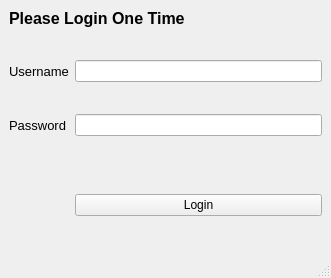
Old version of the form UI/login.ui in the repository Nifra514/keras-cnn.
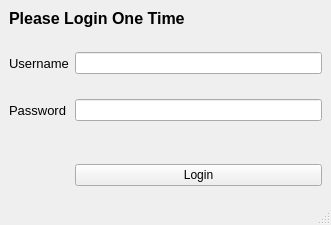
New version of the form. Icons and pictures are not drawn.

```diff
--- a/UI/login.ui
+++ b/UI/login.ui
@@ -7,7 +7,7 @@
     <x>0</x>
     <y>0</y>
     <width>331</width>
-    <height>278</height>
+    <height>225</height>
    </rect>
   </property>
   <property name="windowTitle">
@@ -17,6 +17,9 @@
    <iconset>
     <normaloff>favasl.png</normaloff>favasl.png</iconset>
   </property>
+  <property name="autoFillBackground">
+   <bool>false</bool>
+  </property>
   <widget class="QWidget" name="centralwidget">
    <layout class="QFormLayout" name="formLayout">
     <item row="0" column="0" colspan="2">
@@ -41,8 +44,8 @@
       </property>
       <property name="sizeHint" stdset="0">
        <size>
-        <width>40</width>
-        <height>20</height>
+        <width>310</width>
+        <height>12</height>
        </size>
       </property>
      </spacer>
@@ -69,8 +72,8 @@
       </property>
       <property name="sizeHint" stdset="0">
        <size>
-        <width>40</width>
-        <height>20</height>
+        <width>310</width>
+        <height>13</height>
        </size>
       </property>
      </spacer>
@@ -101,8 +104,8 @@
       </property>
       <property name="sizeHint" stdset="0">
        <size>
-        <width>40</width>
-        <height>20</height>
+        <width>246</width>
+        <height>13</height>
        </size>
       </property>
      </spacer>
@@ -114,8 +117,8 @@
       </property>
       <property name="sizeHint" stdset="0">
        <size>
-        <width>40</width>
-        <height>20</height>
+        <width>246</width>
+        <height>12</height>
        </size>
       </property>
      </spacer>
```
Left out of the diff: 4 changed lines with no effect on the pictures.
